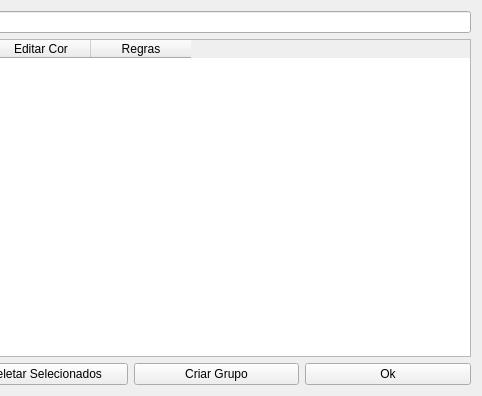
First picture: the form in uis/managementRulesGroup.ui, repository dsgoficial/SAP_Gerente, before the edit; both pictures show x 221 to 703 and y 0 to 396 of the 703 by 396 pixel window.
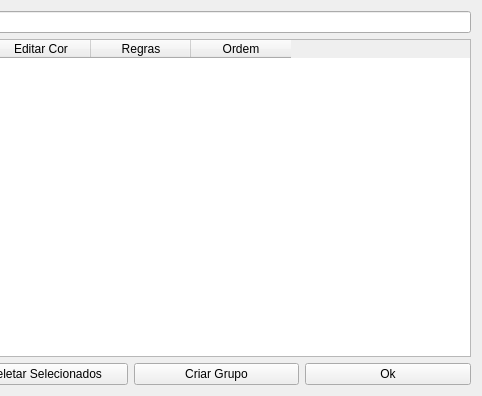
Second picture: the form after the edit.

```diff
--- a/uis/managementRulesGroup.ui
+++ b/uis/managementRulesGroup.ui
@@ -43,6 +43,11 @@
        <string>Regras</string>
       </property>
      </column>
+     <column>
+      <property name="text">
+       <string>Ordem</string>
+      </property>
+     </column>
     </widget>
    </item>
    <item row="2" column="0">
```
